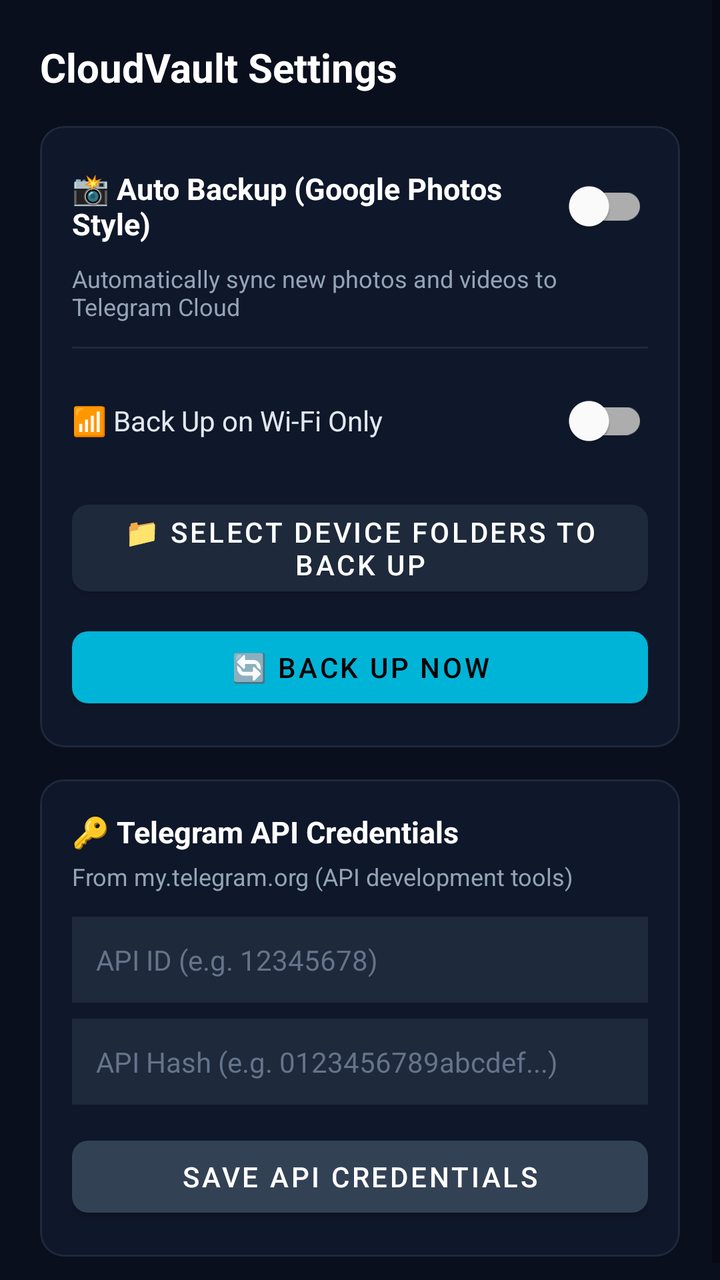
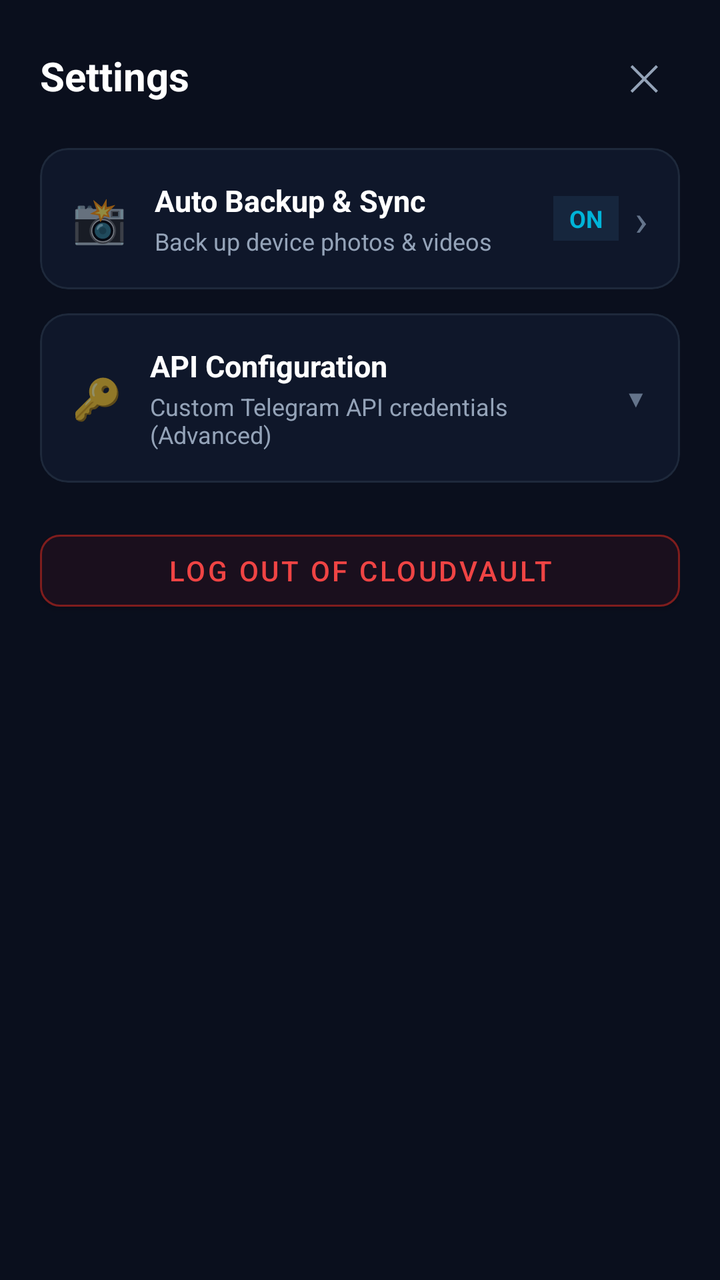

Two renders of the same Android screen: before a commit and after it. Below are the layout's source before the change and the commit's diff.
<!-- AndroidManifest.xml: application theme Theme.CloudVault -->
<!-- res/layout/dialog_settings.xml -->
<?xml version="1.0" encoding="utf-8"?>
<ScrollView xmlns:android="http://schemas.android.com/apk/res/android"
    xmlns:app="http://schemas.android.com/apk/res-auto"
    android:layout_width="match_parent"
    android:layout_height="wrap_content"
    android:background="#0A0F1D">

    <LinearLayout
        android:layout_width="match_parent"
        android:layout_height="wrap_content"
        android:orientation="vertical"
        android:padding="20dp">

        
        <TextView
            android:layout_width="wrap_content"
            android:layout_height="wrap_content"
            android:text="CloudVault Settings"
            android:textColor="#FFFFFF"
            android:textSize="20sp"
            android:textStyle="bold" />

        
        <com.google.android.material.card.MaterialCardView
            android:layout_width="match_parent"
            android:layout_height="wrap_content"
            android:layout_marginTop="16dp"
            app:cardCornerRadius="12dp"
            app:cardElevation="0dp"
            app:cardBackgroundColor="#0F172A"
            app:strokeColor="#1E293B"
            app:strokeWidth="1dp">

            <LinearLayout
                android:layout_width="match_parent"
                android:layout_height="wrap_content"
                android:orientation="vertical"
                android:padding="16dp">

                <LinearLayout
                    android:layout_width="match_parent"
                    android:layout_height="wrap_content"
                    android:orientation="horizontal"
                    android:gravity="center_vertical">

                    <TextView
                        android:layout_width="0dp"
                        android:layout_height="wrap_content"
                        android:layout_weight="1"
                        android:text="📸 Auto Backup (Google Photos Style)"
                        android:textColor="#FFFFFF"
                        android:textSize="15sp"
                        android:textStyle="bold" />

                    <com.google.android.material.switchmaterial.SwitchMaterial
                        android:id="@+id/switchAutoBackup"
                        android:layout_width="wrap_content"
                        android:layout_height="wrap_content"
                        app:useMaterialThemeColors="true" />
                </LinearLayout>

                <TextView
                    android:id="@+id/tvBackupStatus"
                    android:layout_width="match_parent"
                    android:layout_height="wrap_content"
                    android:layout_marginTop="4dp"
                    android:text="Automatically sync new photos and videos to Telegram Cloud"
                    android:textColor="#94A3B8"
                    android:textSize="12sp" />

                <View
                    android:layout_width="match_parent"
                    android:layout_height="1dp"
                    android:layout_marginTop="12dp"
                    android:layout_marginBottom="12dp"
                    android:background="#1E293B" />

                
                <LinearLayout
                    android:layout_width="match_parent"
                    android:layout_height="wrap_content"
                    android:orientation="horizontal"
                    android:gravity="center_vertical">

                    <TextView
                        android:layout_width="0dp"
                        android:layout_height="wrap_content"
                        android:layout_weight="1"
                        android:text="📶 Back Up on Wi-Fi Only"
                        android:textColor="#E2E8F0"
                        android:textSize="14sp" />

                    <com.google.android.material.switchmaterial.SwitchMaterial
                        android:id="@+id/switchWifiOnly"
                        android:layout_width="wrap_content"
                        android:layout_height="wrap_content"
                        app:useMaterialThemeColors="true" />
                </LinearLayout>

                
                <com.google.android.material.button.MaterialButton
                    android:id="@+id/btnSelectFolders"
                    android:layout_width="match_parent"
                    android:layout_height="wrap_content"
                    android:layout_marginTop="12dp"
                    android:text="📁 Select Device Folders to Back Up"
                    android:textColor="#FFFFFF"
                    app:backgroundTint="#1E293B"
                    app:cornerRadius="8dp" />

                
                <com.google.android.material.button.MaterialButton
                    android:id="@+id/btnBackupNow"
                    android:layout_width="match_parent"
                    android:layout_height="wrap_content"
                    android:layout_marginTop="8dp"
                    android:text="🔄 Back Up Now"
                    android:textColor="#000000"
                    app:backgroundTint="@color/accent_cyan"
                    app:cornerRadius="8dp" />

            </LinearLayout>

        </com.google.android.material.card.MaterialCardView>

        
        <com.google.android.material.card.MaterialCardView
            android:layout_width="match_parent"
            android:layout_height="wrap_content"
            android:layout_marginTop="16dp"
            app:cardCornerRadius="12dp"
            app:cardElevation="0dp"
            app:cardBackgroundColor="#0F172A"
            app:strokeColor="#1E293B"
            app:strokeWidth="1dp">

            <LinearLayout
                android:layout_width="match_parent"
                android:layout_height="wrap_content"
                android:orientation="vertical"
                android:padding="16dp">

                <TextView
                    android:layout_width="wrap_content"
                    android:layout_height="wrap_content"
                    android:text="🔑 Telegram API Credentials"
                    android:textColor="#FFFFFF"
                    android:textSize="15sp"
                    android:textStyle="bold" />

                <TextView
                    android:layout_width="match_parent"
                    android:layout_height="wrap_content"
                    android:layout_marginTop="4dp"
                    android:text="From my.telegram.org (API development tools)"
                    android:textColor="#94A3B8"
                    android:textSize="12sp" />

                <EditText
                    android:id="@+id/etSettingsApiId"
                    android:layout_width="match_parent"
                    android:layout_height="wrap_content"
                    android:layout_marginTop="12dp"
                    android:background="#1E293B"
                    android:hint="API ID (e.g. 12345678)"
                    android:inputType="number"
                    android:padding="12dp"
                    android:textColor="#FFFFFF"
                    android:textColorHint="#64748B"
                    android:textSize="14sp" />

                <EditText
                    android:id="@+id/etSettingsApiHash"
                    android:layout_width="match_parent"
                    android:layout_height="wrap_content"
                    android:layout_marginTop="8dp"
                    android:background="#1E293B"
                    android:hint="API Hash (e.g. 0123456789abcdef...)"
                    android:inputType="text"
                    android:padding="12dp"
                    android:textColor="#FFFFFF"
                    android:textColorHint="#64748B"
                    android:textSize="14sp" />

                <com.google.android.material.button.MaterialButton
                    android:id="@+id/btnSaveCredentials"
                    android:layout_width="match_parent"
                    android:layout_height="wrap_content"
                    android:layout_marginTop="12dp"
                    android:text="Save API Credentials"
                    android:textColor="#FFFFFF"
                    app:backgroundTint="#334155"
                    app:cornerRadius="8dp" />

            </LinearLayout>

        </com.google.android.material.card.MaterialCardView>

    </LinearLayout>

</ScrollView>
<!-- resources referenced by this layout -->
<resources>
  <color name="accent_cyan">#00B4D8</color>
  <style name="Theme.CloudVault" parent="Theme.MaterialComponents.DayNight.NoActionBar">
          <item name="colorPrimary">@color/accent_blue</item>
          <item name="colorSecondary">@color/accent_cyan</item>
          <item name="android:statusBarColor">@color/bg_dark</item>
          <item name="android:windowBackground">@color/bg_dark</item>
      </style>
  <color name="accent_blue">#1976D2</color>
  <color name="bg_dark">#080E18</color>
</resources>

<!-- the commit's change to res/layout/dialog_settings.xml (unified diff, before → after) -->
@@ -12,20 +12,114 @@
         android:padding="20dp">
 
         
-        <TextView
-            android:layout_width="wrap_content"
-            android:layout_height="wrap_content"
-            android:text="CloudVault Settings"
-            android:textColor="#FFFFFF"
-            android:textSize="20sp"
-            android:textStyle="bold" />
+        <LinearLayout
+            android:layout_width="match_parent"
+            android:layout_height="wrap_content"
+            android:orientation="horizontal"
+            android:gravity="center_vertical">
+
+            <TextView
+                android:layout_width="0dp"
+                android:layout_height="wrap_content"
+                android:layout_weight="1"
+                android:text="Settings"
+                android:textColor="#FFFFFF"
+                android:textSize="20sp"
+                android:textStyle="bold" />
+
+            <TextView
+                android:id="@+id/btnCloseSettings"
+                android:layout_width="36dp"
+                android:layout_height="36dp"
+                android:gravity="center"
+                android:text="✕"
+                android:textColor="#94A3B8"
+                android:textSize="18sp"
+                android:background="?attr/selectableItemBackgroundBorderless" />
+        </LinearLayout>
 
         
         <com.google.android.material.card.MaterialCardView
-            android:layout_width="match_parent"
-            android:layout_height="wrap_content"
-            android:layout_marginTop="16dp"
-            app:cardCornerRadius="12dp"
+            android:id="@+id/cardOptionAutoBackup"
+            android:layout_width="match_parent"
+            android:layout_height="wrap_content"
+            android:layout_marginTop="18dp"
+            app:cardCornerRadius="14dp"
+            app:cardElevation="0dp"
+            app:cardBackgroundColor="#0F172A"
+            app:strokeColor="#1E293B"
+            app:strokeWidth="1dp"
+            android:clickable="true"
+            android:focusable="true">
+
+            <LinearLayout
+                android:layout_width="match_parent"
+                android:layout_height="wrap_content"
+                android:orientation="horizontal"
+                android:gravity="center_vertical"
+                android:padding="16dp">
+
+                <TextView
+                    android:layout_width="wrap_content"
+                    android:layout_height="wrap_content"
+                    android:text="📸"
+                    android:textSize="22sp" />
+
+                <LinearLayout
+                    android:layout_width="0dp"
+                    android:layout_height="wrap_content"
+                    android:layout_weight="1"
+                    android:layout_marginStart="14dp"
+                    android:orientation="vertical">
+
+                    <TextView
+                        android:layout_width="wrap_content"
+                        android:layout_height="wrap_content"
+                        android:text="Auto Backup &amp; Sync"
+                        android:textColor="#FFFFFF"
+                        android:textSize="15sp"
+                        android:textStyle="bold" />
+
+                    <TextView
+                        android:id="@+id/tvSettingsAutoBackupSummary"
+                        android:layout_width="wrap_content"
+                        android:layout_height="wrap_content"
+                        android:layout_marginTop="2dp"
+                        android:text="Back up device photos &amp; videos"
+                        android:textColor="#94A3B8"
+                        android:textSize="12sp" />
+                </LinearLayout>
+
+                <TextView
+                    android:id="@+id/tvSettingsAutoBackupBadge"
+                    android:layout_width="wrap_content"
+                    android:layout_height="wrap_content"
+                    android:text="ON"
+                    android:textColor="@color/accent_cyan"
+                    android:textSize="12sp"
+                    android:textStyle="bold"
+                    android:paddingStart="8dp"
+                    android:paddingEnd="8dp"
+                    android:paddingTop="3dp"
+                    android:paddingBottom="3dp"
+                    android:background="#16263D" />
+
+                <TextView
+                    android:layout_width="wrap_content"
+                    android:layout_height="wrap_content"
+                    android:layout_marginStart="8dp"
+                    android:text="›"
+                    android:textColor="#64748B"
+                    android:textSize="22sp" />
+            </LinearLayout>
+        </com.google.android.material.card.MaterialCardView>
+
+        
+        <com.google.android.material.card.MaterialCardView
+            android:layout_width="match_parent"
+            android:layout_height="wrap_content"
+            android:layout_marginTop="12dp"
+            app:cardCornerRadius="14dp"
             app:cardElevation="0dp"
             app:cardBackgroundColor="#0F172A"
             app:strokeColor="#1E293B"
@@ -34,168 +128,141 @@
             <LinearLayout
                 android:layout_width="match_parent"
                 android:layout_height="wrap_content"
-                android:orientation="vertical"
-                android:padding="16dp">
-
-                <LinearLayout
-                    android:layout_width="match_parent"
-                    android:layout_height="wrap_content"
-                    android:orientation="horizontal"
-                    android:gravity="center_vertical">
-
-                    <TextView
-                        android:layout_width="0dp"
-                        android:layout_height="wrap_content"
-                        android:layout_weight="1"
-                        android:text="📸 Auto Backup (Google Photos Style)"
-                        android:textColor="#FFFFFF"
-                        android:textSize="15sp"
-                        android:textStyle="bold" />
-
-                    <com.google.android.material.switchmaterial.SwitchMaterial
-                        android:id="@+id/switchAutoBackup"
-                        android:layout_width="wrap_content"
-                        android:layout_height="wrap_content"
-                        app:useMaterialThemeColors="true" />
-                </LinearLayout>
-
-                <TextView
-                    android:id="@+id/tvBackupStatus"
-                    android:layout_width="match_parent"
-                    android:layout_height="wrap_content"
-                    android:layout_marginTop="4dp"
-                    android:text="Automatically sync new photos and videos to Telegram Cloud"
-                    android:textColor="#94A3B8"
-                    android:textSize="12sp" />
-
-                <View
-                    android:layout_width="match_parent"
-                    android:layout_height="1dp"
-                    android:layout_marginTop="12dp"
-                    android:layout_marginBottom="12dp"
-                    android:background="#1E293B" />
+                android:orientation="vertical">
 
                 
                 <LinearLayout
+                    android:id="@+id/layoutToggleApiSettings"
                     android:layout_width="match_parent"
                     android:layout_height="wrap_content"
                     android:orientation="horizontal"
-                    android:gravity="center_vertical">
-
-                    <TextView
+                    android:gravity="center_vertical"
+                    android:padding="16dp"
+                    android:background="?attr/selectableItemBackground">
+
+                    <TextView
+                        android:layout_width="wrap_content"
+                        android:layout_height="wrap_content"
+                        android:text="🔑"
+                        android:textSize="20sp" />
+
+                    <LinearLayout
                         android:layout_width="0dp"
                         android:layout_height="wrap_content"
                         android:layout_weight="1"
-                        android:text="📶 Back Up on Wi-Fi Only"
-                        android:textColor="#E2E8F0"
-                        android:textSize="14sp" />
-
-                    <com.google.android.material.switchmaterial.SwitchMaterial
-                        android:id="@+id/switchWifiOnly"
-                        android:layout_width="wrap_content"
-                        android:layout_height="wrap_content"
-                        app:useMaterialThemeColors="true" />
+                        android:layout_marginStart="14dp"
+                        android:orientation="vertical">
+
+                        <TextView
+                            android:layout_width="wrap_content"
+                            android:layout_height="wrap_content"
+                            android:text="API Configuration"
+                            android:textColor="#FFFFFF"
+                            android:textSize="15sp"
+                            android:textStyle="bold" />
+
+                        <TextView
+                            android:layout_width="wrap_content"
+                            android:layout_height="wrap_content"
+                            android:layout_marginTop="2dp"
+                            android:text="Custom Telegram API credentials (Advanced)"
+                            android:textColor="#94A3B8"
+                            android:textSize="12sp" />
+                    </LinearLayout>
+
+                    <TextView
+                        android:id="@+id/tvApiExpandIcon"
+                        android:layout_width="wrap_content"
+                        android:layout_height="wrap_content"
+                        android:text="▼"
+                        android:textColor="#64748B"
+                        android:textSize="12sp" />
                 </LinearLayout>
 
                 
-                <com.google.android.material.button.MaterialButton
-                    android:id="@+id/btnSelectFolders"
+                <LinearLayout
+                    android:id="@+id/layoutApiFields"
                     android:layout_width="match_parent"
                     android:layout_height="wrap_content"
-                    android:layout_marginTop="12dp"
-                    android:text="📁 Select Device Folders to Back Up"
-                    android:textColor="#FFFFFF"
-                    app:backgroundTint="#1E293B"
-                    app:cornerRadius="8dp" />
-
-                
-                <com.google.android.material.button.MaterialButton
-                    android:id="@+id/btnBackupNow"
-                    android:layout_width="match_parent"
-                    android:layout_height="wrap_content"
-                    android:layout_marginTop="8dp"
-                    android:text="🔄 Back Up Now"
-                    android:textColor="#000000"
-                    app:backgroundTint="@color/accent_cyan"
-                    app:cornerRadius="8dp" />
+                    android:orientation="vertical"
+                    android:paddingStart="16dp"
+                    android:paddingEnd="16dp"
+                    android:paddingBottom="16dp"
+                    android:visibility="gone">
+
+                    <View
+                        android:layout_width="match_parent"
+                        android:layout_height="1dp"
+                        android:layout_marginBottom="12dp"
+                        android:background="#1E293B" />
+
+                    <TextView
+                        android:layout_width="match_parent"
+                        android:layout_height="wrap_content"
+                        android:text="API ID"
+                        android:textColor="#94A3B8"
+                        android:textSize="12sp" />
+
+                    <EditText
+                        android:id="@+id/etSettingsApiId"
+                        android:layout_width="match_parent"
+                        android:layout_height="wrap_content"
+                        android:layout_marginTop="4dp"
+                        android:background="#1E293B"
+                        android:hint="••••••••"
+                        android:inputType="numberPassword"
+                        android:padding="10dp"
+                        android:textColor="#FFFFFF"
+                        android:textColorHint="#64748B"
+                        android:textSize="13sp" />
+
+                    <TextView
+                        android:layout_width="match_parent"
+                        android:layout_height="wrap_content"
+                        android:layout_marginTop="10dp"
+                        android:text="API Hash"
+                        android:textColor="#94A3B8"
+                        android:textSize="12sp" />
+
+                    <EditText
+                        android:id="@+id/etSettingsApiHash"
+                        android:layout_width="match_parent"
+                        android:layout_height="wrap_content"
+                        android:layout_marginTop="4dp"
+                        android:background="#1E293B"
+                        android:hint="••••••••••••••••••••••••••••••••"
+                        android:inputType="textPassword"
+                        android:padding="10dp"
+                        android:textColor="#FFFFFF"
+                        android:textColorHint="#64748B"
+                        android:textSize="13sp" />
+
+                    <com.google.android.material.button.MaterialButton
+                        android:id="@+id/btnSaveCredentials"
+                        android:layout_width="match_parent"
+                        android:layout_height="wrap_content"
+                        android:layout_marginTop="12dp"
+                        android:text="Save API Credentials"
+                        android:textColor="#FFFFFF"
+                        app:backgroundTint="#334155"
+                        app:cornerRadius="8dp" />
+                </LinearLayout>
 
             </LinearLayout>
-
         </com.google.android.material.card.MaterialCardView>
 
         
-        <com.google.android.material.card.MaterialCardView
-            android:layout_width="match_parent"
-            android:layout_height="wrap_content"
-            android:layout_marginTop="16dp"
-            app:cardCornerRadius="12dp"
-            app:cardElevation="0dp"
-            app:cardBackgroundColor="#0F172A"
-            app:strokeColor="#1E293B"
-            app:strokeWidth="1dp">
-
-            <LinearLayout
-                android:layout_width="match_parent"
-                android:layout_height="wrap_content"
-                android:orientation="vertical"
-                android:padding="16dp">
-
-                <TextView
-                    android:layout_width="wrap_content"
-                    android:layout_height="wrap_content"
-                    android:text="🔑 Telegram API Credentials"
-                    android:textColor="#FFFFFF"
-                    android:textSize="15sp"
-                    android:textStyle="bold" />
-
-                <TextView
-                    android:layout_width="match_parent"
-                    android:layout_height="wrap_content"
-                    android:layout_marginTop="4dp"
-                    android:text="From my.telegram.org (API development tools)"
-                    android:textColor="#94A3B8"
-                    android:textSize="12sp" />
-
-                <EditText
-                    android:id="@+id/etSettingsApiId"
-                    android:layout_width="match_parent"
-                    android:layout_height="wrap_content"
-                    android:layout_marginTop="12dp"
-                    android:background="#1E293B"
-                    android:hint="API ID (e.g. 12345678)"
-                    android:inputType="number"
-                    android:padding="12dp"
-                    android:textColor="#FFFFFF"
-                    android:textColorHint="#64748B"
-                    android:textSize="14sp" />
-
-                <EditText
-                    android:id="@+id/etSettingsApiHash"
-                    android:layout_width="match_parent"
-                    android:layout_height="wrap_content"
-                    android:layout_marginTop="8dp"
-                    android:background="#1E293B"
-                    android:hint="API Hash (e.g. 0123456789abcdef...)"
-                    android:inputType="text"
-                    android:padding="12dp"
-                    android:textColor="#FFFFFF"
-                    android:textColorHint="#64748B"
-                    android:textSize="14sp" />
-
-                <com.google.android.material.button.MaterialButton
-                    android:id="@+id/btnSaveCredentials"
-                    android:layout_width="match_parent"
-                    android:layout_height="wrap_content"
-                    android:layout_marginTop="12dp"
-                    android:text="Save API Credentials"
-                    android:textColor="#FFFFFF"
-                    app:backgroundTint="#334155"
-                    app:cornerRadius="8dp" />
-
-            </LinearLayout>
-
-        </com.google.android.material.card.MaterialCardView>
+        <com.google.android.material.button.MaterialButton
+            android:id="@+id/btnSettingsLogout"
+            android:layout_width="match_parent"
+            android:layout_height="wrap_content"
+            android:layout_marginTop="20dp"
+            android:text="Log Out of CloudVault"
+            android:textColor="#EF4444"
+            app:backgroundTint="#1A0F1D"
+            app:strokeColor="#7F1D1D"
+            app:strokeWidth="1dp"
+            app:cornerRadius="10dp" />
 
     </LinearLayout>
-
 </ScrollView>
